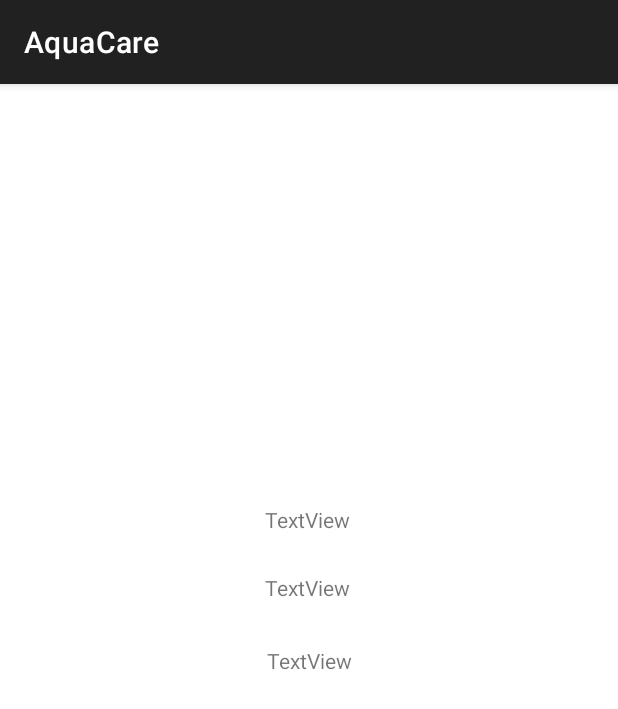
After one commit to Aqua-Care/AquaCareApp, an Android app: the PerfilActivity screen opened directly, with no data from a screen before it, on a phone screen of 412 x 824 dp. The commit adds this screen. Shown: the top 709 px of the screen. Run offline under Robolectric (Android 15) with nearby library versions, the phone set to English and light mode, and no system bars; our stand-ins replace Firebase (no records; nobody signed in at launch, a user with empty details on screens opened directly).

Commit message:
Atualização 21/11/2022

```diff
--- /dev/null
+++ b/app/src/main/java/com/example/aquacareapp/PerfilActivity.java
@@ -0,0 +1,69 @@
+package com.example.aquacareapp;
+
+import androidx.annotation.NonNull;
+import androidx.appcompat.app.AppCompatActivity;
+
+import android.os.Bundle;
+import android.widget.TextView;
+import android.widget.Toast;
+
+import com.example.aquacareapp.modelo.Usuario;
+import com.google.firebase.auth.FirebaseAuth;
+import com.google.firebase.auth.FirebaseUser;
+import com.google.firebase.database.DataSnapshot;
+import com.google.firebase.database.DatabaseError;
+import com.google.firebase.database.DatabaseReference;
+import com.google.firebase.database.FirebaseDatabase;
+import com.google.firebase.database.ValueEventListener;
+
+public class PerfilActivity extends AppCompatActivity {
+
+    private TextView tvUserPerfil;
+    private TextView tvEmailPerfil;
+    private TextView tvTelefonePerfil;
+
+    private FirebaseUser user;
+    private DatabaseReference reference;
+    private String usuarioID;
+
+    @Override
+    protected void onCreate(Bundle savedInstanceState) {
+        super.onCreate(savedInstanceState);
+        setContentView(R.layout.activity_perfil);
+
+        tvUserPerfil = findViewById(R.id.tvUserPerfil);
+        tvEmailPerfil = findViewById(R.id.tvEmailPerfil);
+        tvTelefonePerfil = findViewById(R.id.tvTelefonePerfil);
+
+        user = FirebaseAuth.getInstance().getCurrentUser();
+        reference = FirebaseDatabase.getInstance().getReference("Usuarios");
+        usuarioID = user.getUid();
+
+        reference.child(usuarioID).addListenerForSingleValueEvent(new ValueEventListener() {
+            @Override
+            public void onDataChange(@NonNull DataSnapshot snapshot) {
+
+                Usuario usuarioperfil = snapshot.getValue(Usuario.class);
+
+                if (usuarioperfil != null){
+
+                    String usuario = usuarioperfil.usuario;
+                    String telefoneusuario = usuarioperfil.telefone;
+                    String emailusuario = usuarioperfil.email;
+
+                    tvUserPerfil.setText(usuario);
+                    tvEmailPerfil.setText(emailusuario);
+                    tvTelefonePerfil.setText(telefoneusuario);
+                }
+            }
+
+            @Override
+            public void onCancelled(@NonNull DatabaseError error) {
+
+                Toast.makeText(PerfilActivity.this, "Algo de errado aconteceu!", Toast.LENGTH_LONG).show();
+            }
+        });
+
+
+    }
+}
--- /dev/null
+++ b/app/src/main/res/layout/activity_perfil.xml
@@ -0,0 +1,43 @@
+<?xml version="1.0" encoding="utf-8"?>
+<androidx.constraintlayout.widget.ConstraintLayout xmlns:android="http://schemas.android.com/apk/res/android"
+    xmlns:app="http://schemas.android.com/apk/res-auto"
+    xmlns:tools="http://schemas.android.com/tools"
+    android:layout_width="match_parent"
+    android:layout_height="match_parent"
+    tools:context=".PerfilActivity">
+
+    <TextView
+        android:id="@+id/tvUserPerfil"
+        android:layout_width="wrap_content"
+        android:layout_height="wrap_content"
+        android:text="TextView"
+        app:layout_constraintBottom_toBottomOf="parent"
+        app:layout_constraintEnd_toEndOf="parent"
+        app:layout_constraintHorizontal_bias="0.498"
+        app:layout_constraintStart_toStartOf="parent"
+        app:layout_constraintTop_toTopOf="parent"
+        app:layout_constraintVertical_bias="0.375" />
+
+    <TextView
+        android:id="@+id/tvEmailPerfil"
+        android:layout_width="wrap_content"
+        android:layout_height="wrap_content"
+        android:text="TextView"
+        app:layout_constraintBottom_toBottomOf="parent"
+        app:layout_constraintEnd_toEndOf="parent"
+        app:layout_constraintHorizontal_bias="0.498"
+        app:layout_constraintStart_toStartOf="parent"
+        app:layout_constraintTop_toTopOf="parent"
+        app:layout_constraintVertical_bias="0.435" />
+
+    <TextView
+        android:id="@+id/tvTelefonePerfil"
+        android:layout_width="wrap_content"
+        android:layout_height="wrap_content"
+        android:text="TextView"
+        app:layout_constraintBottom_toBottomOf="parent"
+        app:layout_constraintEnd_toEndOf="parent"
+        app:layout_constraintStart_toStartOf="parent"
+        app:layout_constraintTop_toTopOf="parent" />
+
+</androidx.constraintlayout.widget.ConstraintLayout>
--- a/app/src/main/res/menu/main_menu.xml
+++ b/app/src/main/res/menu/main_menu.xml
@@ -3,9 +3,12 @@
     <group android:checkableBehavior="single">
 
         <item
-            android:id="@+id/item4" android:title="Sair"
+            android:id="@+id/item1" android:title="Sair"
             android:icon="@drawable/ic_logout">
         </item>
+        <item
+            android:id="@+id/item2"
+            android:title="Perfil" />
 
     </group>
 
--- a/app/src/main/res/values/strings.xml
+++ b/app/src/main/res/values/strings.xml
@@ -21,4 +21,5 @@
 
     <string name="open">Open Navigation Drawer</string>
     <string name="close">Close Navigation Drawer</string>
+    <string name="title_activity_perfil">PerfilActivity</string>
 </resources>
```
Also changed, not shown: app/src/main/AndroidManifest.xml (+7 -0 lines), app/src/main/java/com/example/aquacareapp/MainActivity.java (+5 -10 lines), app/src/main/res/navigation/nav_graph2.xml (added, +28 -0 lines), 1 other file.
